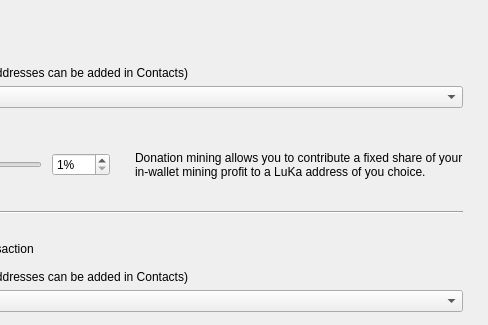
The window that src/Gui/Options/DonationOptionsFrame.ui (puroInstinto/lith004) describes before a commit, drawn with Qt 5; both pictures show x 213 to 701 and y 0 to 325 of the 701 by 540 pixel window.
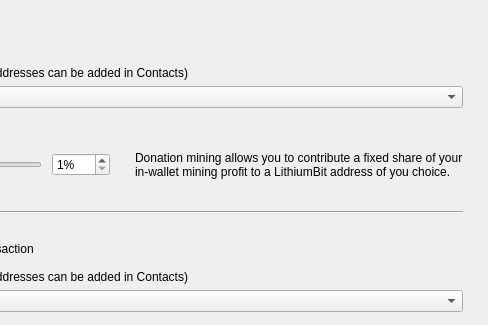
The same window after the commit. Custom widgets are drawn as their Qt base class.

Commit message: Update de Luk a Lithium

What changed in the file:
```diff
--- a/src/Gui/Options/DonationOptionsFrame.ui
+++ b/src/Gui/Options/DonationOptionsFrame.ui
@@ -161,7 +161,7 @@
          </size>
         </property>
         <property name="text">
-         <string>Donation mining allows you to contribute a fixed share of your in-wallet mining profit to a LuKa address of you choice.</string>
+         <string>Donation mining allows you to contribute a fixed share of your in-wallet mining profit to a LithiumBit address of you choice.</string>
         </property>
         <property name="wordWrap">
          <bool>true</bool>
```
The commit also changes 280 other files.
